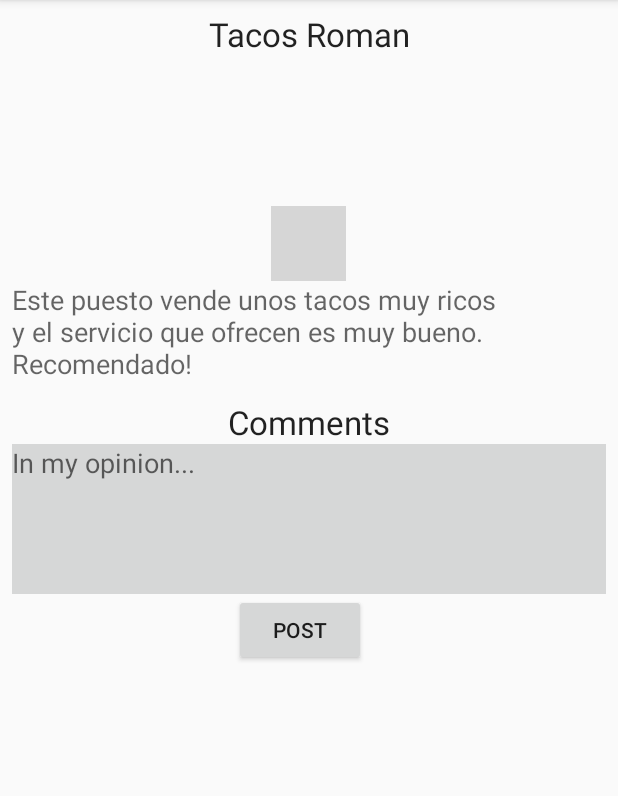
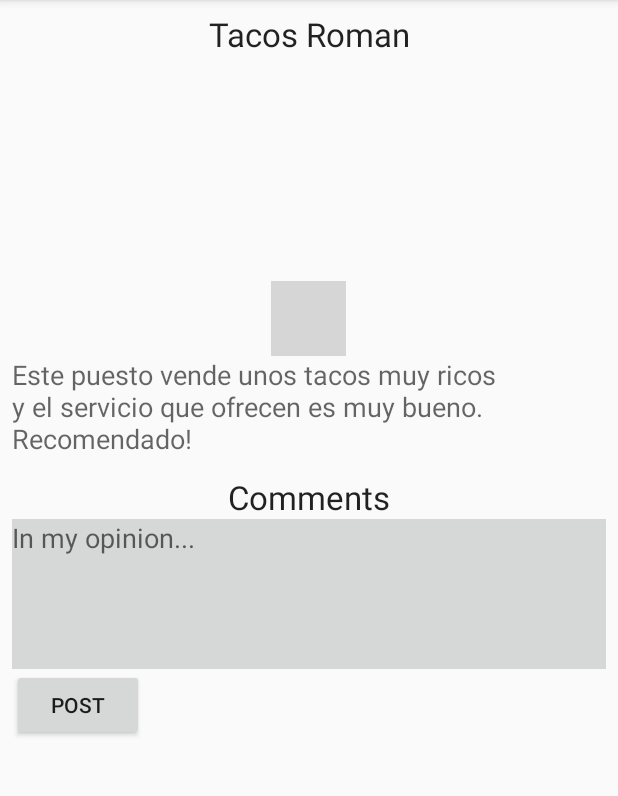
Before and after one commit to RaulGarciaCarrillo/ProyectoMovil, an Android app: the fragment FragmentDetallePuesto placed in its activity, on a phone screen of 412 x 824 dp, the part 84-880 px from its top. Run offline under Robolectric (Android 15) with nearby library versions, the phone set to English and light mode, and no system bars; 5 statements that could not run were skipped; grey boxes are pictures that could not be loaded.

Commit message:
Pantalla detalle puesto

```diff
--- a/app/src/main/res/layout/detalle_puesto.xml
+++ b/app/src/main/res/layout/detalle_puesto.xml
@@ -3,13 +3,15 @@
 <RelativeLayout xmlns:android="http://schemas.android.com/apk/res/android"
     xmlns:tools="http://schemas.android.com/tools"
     android:layout_width="match_parent"
-    android:layout_height="match_parent"
+    android:layout_height="wrap_content"
     tools:context="com.lmad.proyectomovil.MainActivity"
     android:padding="8dp">
 
     <ScrollView
         android:layout_width="match_parent"
-        android:layout_height="match_parent">
+        android:layout_height="match_parent"
+        android:id="@+id/scrollPuesto"
+        android:scrollbars="none">
 
         <RelativeLayout
         android:layout_width="match_parent"
@@ -21,15 +23,6 @@
                 android:text="Tacos Roman"
                 android:id="@+id/tvNameStand"
                 android:textAlignment="center" />
-
-            <ImageView
-                android:id="@+id/imgStand"
-                android:src="@mipmap/ic_launcher"
-                android:layout_below="@+id/tvNameStand"
-                android:layout_centerHorizontal="true"
-                android:contentDescription="Puesto de los tacos roman"
-                android:layout_width="100dp"
-                android:layout_height="100dp" />
 
             <ImageView
                 android:layout_width="50dp"
@@ -58,7 +51,7 @@
                 android:textAlignment="center" />
 
             <ListView
-                android:layout_width="wrap_content"
+                android:layout_width="match_parent"
                 android:layout_height="wrap_content"
                 android:id="@+id/lstComennts"
                 android:layout_below="@+id/tvComment" />
@@ -83,6 +76,15 @@
                 android:layout_below="@+id/editComment"
                 android:layout_alignStart="@+id/imgStand" />
 
+            <ImageView
+                android:id="@+id/imgStand"
+                android:src="@mipmap/ic_launcher"
+                android:contentDescription="Puesto de los tacos roman"
+                android:layout_width="match_parent"
+                android:layout_below="@+id/tvNameStand"
+                android:layout_centerHorizontal="true"
+                android:layout_height="150dp" />
+
 
         </RelativeLayout>
     </ScrollView>
```
Also changed, not shown: app/src/main/java/com/lmad/proyectomovil/Fragments/FragmentDetallePuesto.java (+31 -1 lines), app/src/main/res/layout/item_lista_comentarios.xml (+6 -6 lines).
